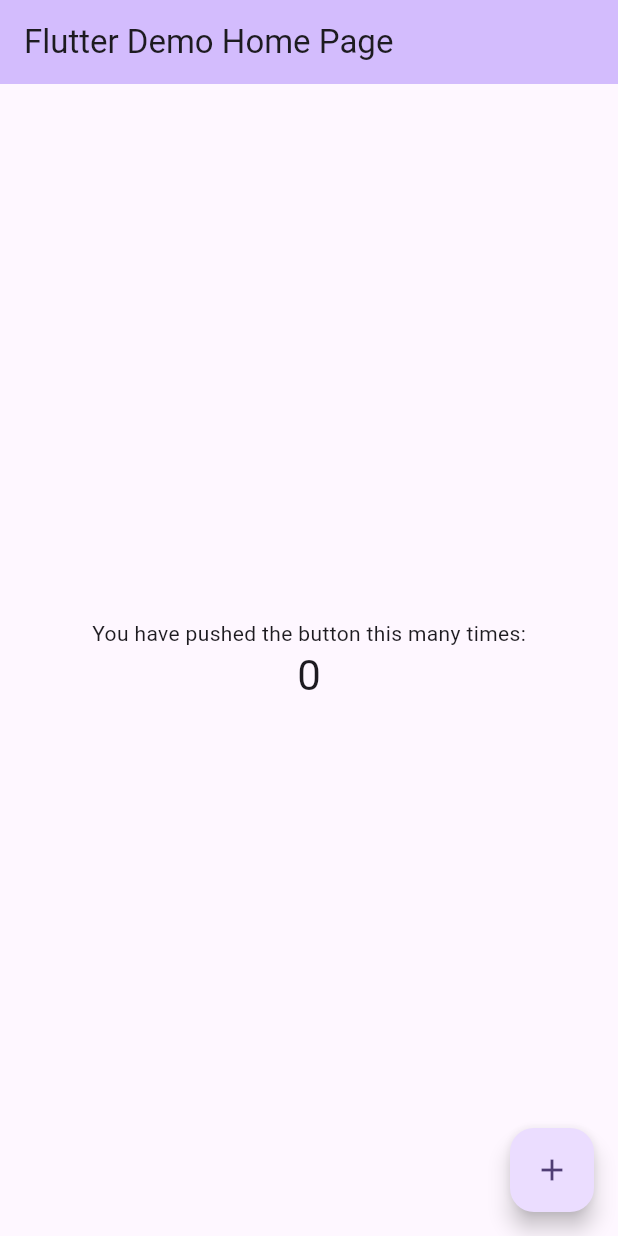
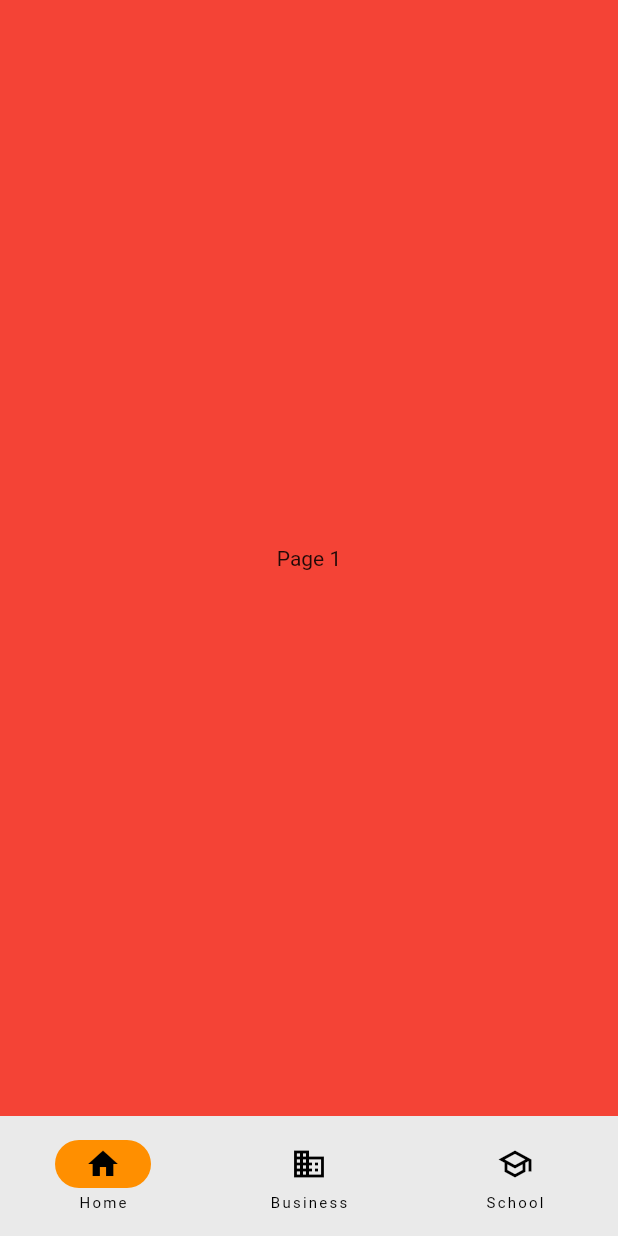
Before and after one commit to eduardocordova21/calculadora_imc_flutter, a Flutter app: the screen it shows after launch, on a phone screen of 412 x 824 dp. Run offline on Flutter 3.47's test engine with Material 2 defaults, Android fonts, the phone set to English and light mode, and no system bars.

Commit message:
Iniciando construção da telas

```diff
--- a/lib/main.dart
+++ b/lib/main.dart
@@ -1,125 +1,15 @@
+import 'package:calculadora_imc/views/main_view.dart';
 import 'package:flutter/material.dart';
 
 void main() {
-  runApp(const MyApp());
+  runApp(const NavigationBarApp());
 }
 
-class MyApp extends StatelessWidget {
-  const MyApp({super.key});
-
-  // This widget is the root of your application.
-  @override
-  Widget build(BuildContext context) {
-    return MaterialApp(
-      title: 'Flutter Demo',
-      theme: ThemeData(
-        // This is the theme of your application.
-        //
-        // TRY THIS: Try running your application with "flutter run". You'll see
-        // the application has a blue toolbar. Then, without quitting the app,
-        // try changing the seedColor in the colorScheme below to Colors.green
-        // and then invoke "hot reload" (save your changes or press the "hot
-        // reload" button in a Flutter-supported IDE, or press "r" if you used
-        // the command line to start the app).
-        //
-        // Notice that the counter didn't reset back to zero; the application
-        // state is not lost during the reload. To reset the state, use hot
-        // restart instead.
-        //
-        // This works for code too, not just values: Most code changes can be
-        // tested with just a hot reload.
-        colorScheme: ColorScheme.fromSeed(seedColor: Colors.deepPurple),
-        useMaterial3: true,
-      ),
-      home: const MyHomePage(title: 'Flutter Demo Home Page'),
-    );
-  }
-}
-
-class MyHomePage extends StatefulWidget {
-  const MyHomePage({super.key, required this.title});
-
-  // This widget is the home page of your application. It is stateful, meaning
-  // that it has a State object (defined below) that contains fields that affect
-  // how it looks.
-
-  // This class is the configuration for the state. It holds the values (in this
-  // case the title) provided by the parent (in this case the App widget) and
-  // used by the build method of the State. Fields in a Widget subclass are
-  // always marked "final".
-
-  final String title;
-
-  @override
-  State<MyHomePage> createState() => _MyHomePageState();
-}
-
-class _MyHomePageState extends State<MyHomePage> {
-  int _counter = 0;
-
-  void _incrementCounter() {
-    setState(() {
-      // This call to setState tells the Flutter framework that something has
-      // changed in this State, which causes it to rerun the build method below
-      // so that the display can reflect the updated values. If we changed
-      // _counter without calling setState(), then the build method would not be
-      // called again, and so nothing would appear to happen.
-      _counter++;
-    });
-  }
+class NavigationBarApp extends StatelessWidget {
+  const NavigationBarApp({super.key});
 
   @override
   Widget build(BuildContext context) {
-    // This method is rerun every time setState is called, for instance as done
-    // by the _incrementCounter method above.
-    //
-    // The Flutter framework has been optimized to make rerunning build methods
-    // fast, so that you can just rebuild anything that needs updating rather
-    // than having to individually change instances of widgets.
-    return Scaffold(
-      appBar: AppBar(
-        // TRY THIS: Try changing the color here to a specific color (to
-        // Colors.amber, perhaps?) and trigger a hot reload to see the AppBar
-        // change color while the other colors stay the same.
-        backgroundColor: Theme.of(context).colorScheme.inversePrimary,
-        // Here we take the value from the MyHomePage object that was created by
-        // the App.build method, and use it to set our appbar title.
-        title: Text(widget.title),
-      ),
-      body: Center(
-        // Center is a layout widget. It takes a single child and positions it
-        // in the middle of the parent.
-        child: Column(
-          // Column is also a layout widget. It takes a list of children and
-          // arranges them vertically. By default, it sizes itself to fit its
-          // children horizontally, and tries to be as tall as its parent.
-          //
-          // Column has various properties to control how it sizes itself and
-          // how it positions its children. Here we use mainAxisAlignment to
-          // center the children vertically; the main axis here is the vertical
-          // axis because Columns are vertical (the cross axis would be
-          // horizontal).
-          //
-          // TRY THIS: Invoke "debug painting" (choose the "Toggle Debug Paint"
-          // action in the IDE, or press "p" in the console), to see the
-          // wireframe for each widget.
-          mainAxisAlignment: MainAxisAlignment.center,
-          children: <Widget>[
-            const Text(
-              'You have pushed the button this many times:',
-            ),
-            Text(
-              '$_counter',
-              style: Theme.of(context).textTheme.headlineMedium,
-            ),
-          ],
-        ),
-      ),
-      floatingActionButton: FloatingActionButton(
-        onPressed: _incrementCounter,
-        tooltip: 'Increment',
-        child: const Icon(Icons.add),
-      ), // This trailing comma makes auto-formatting nicer for build methods.
-    );
+    return const MaterialApp(home: MainView());
   }
 }
--- /dev/null
+++ b/lib/models/imc.dart
@@ -0,0 +1,18 @@
+class IMC {
+  double? altura;
+  double? peso;
+
+  IMC({this.altura, this.peso});
+
+  IMC.fromJson(Map<String, dynamic> json) {
+    altura = json['altura'];
+    peso = json['peso'];
+  }
+
+  Map<String, dynamic> toJson() {
+    final Map<String, dynamic> data = <String, dynamic>{};
+    data['altura'] = altura;
+    data['peso'] = peso;
+    return data;
+  }
+}
--- /dev/null
+++ b/lib/views/main_view.dart
@@ -0,0 +1,60 @@
+import 'package:flutter/material.dart';
+
+class MainView extends StatefulWidget {
+  const MainView({super.key});
+
+  @override
+  State<MainView> createState() => _MainViewState();
+}
+
+class _MainViewState extends State<MainView> {
+  int currentPageIndex = 0;
+
+  @override
+  Widget build(BuildContext context) {
+    return Scaffold(
+      bottomNavigationBar: NavigationBar(
+        onDestinationSelected: (int index) {
+          setState(() {
+            currentPageIndex = index;
+          });
+        },
+        indicatorColor: Colors.amber[800],
+        selectedIndex: currentPageIndex,
+        destinations: const <Widget>[
+          NavigationDestination(
+            selectedIcon: Icon(Icons.home),
+            icon: Icon(Icons.home_outlined),
+            label: 'Home',
+          ),
+          NavigationDestination(
+            icon: Icon(Icons.business),
+            label: 'Business',
+          ),
+          NavigationDestination(
+            selectedIcon: Icon(Icons.school),
+            icon: Icon(Icons.school_outlined),
+            label: 'School',
+          ),
+        ],
+      ),
+      body: <Widget>[
+        Container(
+          color: Colors.red,
+          alignment: Alignment.center,
+          child: const Text('Page 1'),
+        ),
+        Container(
+          color: Colors.green,
+          alignment: Alignment.center,
+          child: const Text('Page 2'),
+        ),
+        Container(
+          color: Colors.blue,
+          alignment: Alignment.center,
+          child: const Text('Page 3'),
+        ),
+      ][currentPageIndex],
+    );
+  }
+}
```
